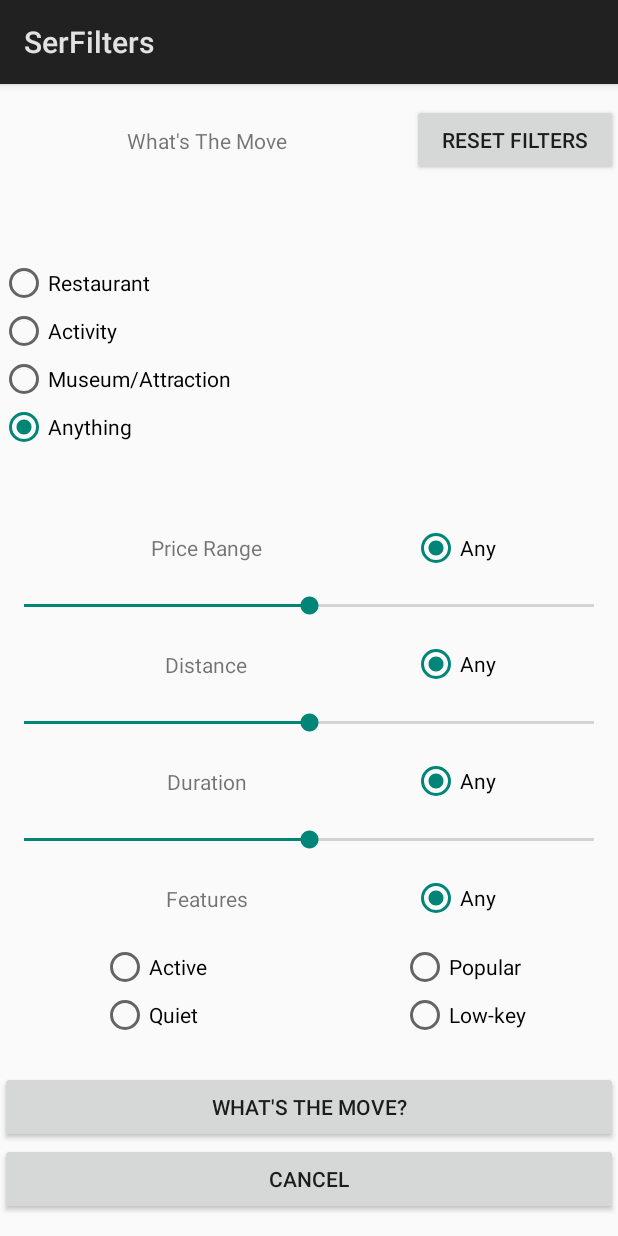
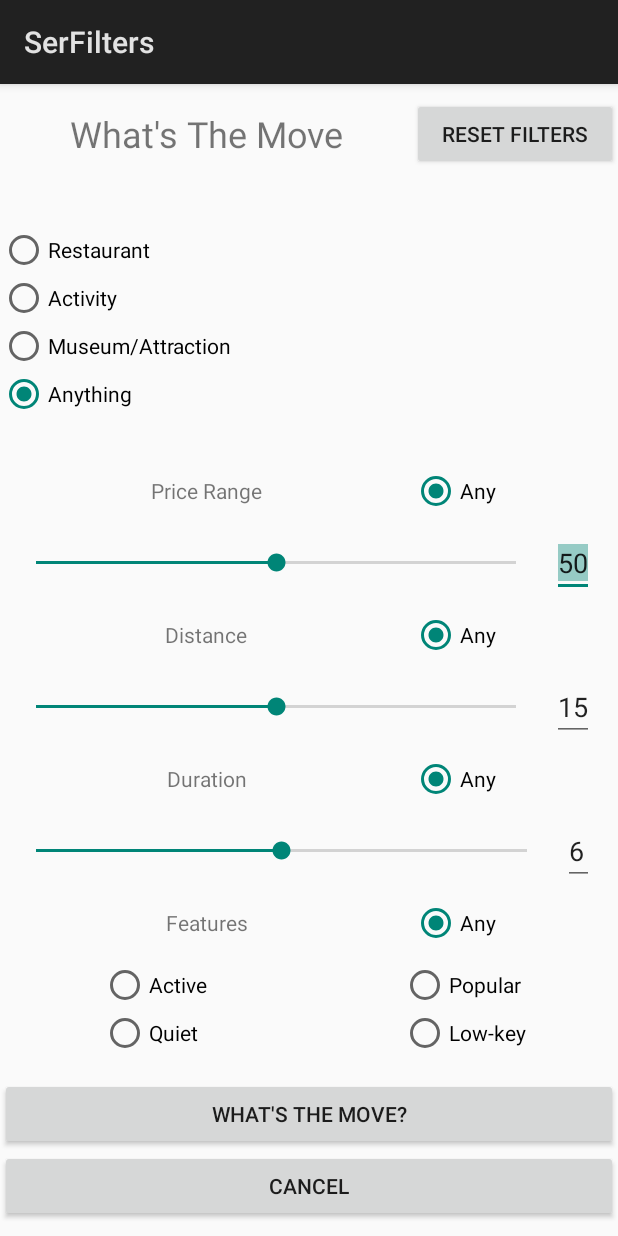
Before and after one commit to viyer5/WhatsTheMove, an Android app: the SetFiltersActivity screen opened directly, with no data from a screen before it, on a phone screen of 412 x 824 dp. Run offline under Robolectric (Android 15) with nearby library versions, the phone set to English and light mode, and no system bars.

Commit message:
Add text input to sliders

```diff
--- a/app/src/main/java/edu/illinois/cs465/waterwedoing/whatsthemove/SetFiltersActivity.java
+++ b/app/src/main/java/edu/illinois/cs465/waterwedoing/whatsthemove/SetFiltersActivity.java
@@ -3,9 +3,13 @@ package edu.illinois.cs465.waterwedoing.whatsthemove;
 import android.app.Activity;
 import android.content.Intent;
 import android.os.Bundle;
-import android.provider.MediaStore;
+import android.text.Editable;
+import android.text.TextWatcher;
+import android.util.Log;
+import android.view.MotionEvent;
 import android.view.View;
 import android.widget.Button;
+import android.widget.EditText;
 import android.widget.RadioButton;
 import android.widget.SeekBar;
 import android.widget.Toast;
@@ -20,6 +24,9 @@ public class SetFiltersActivity extends Activity implements View.OnClickListener
     private RadioButton pRangeAnyButton;
     private RadioButton distanceRangeAnyButton;
     private RadioButton durationRangeAnyButton;
+    private EditText priceText;
+    private EditText distanceText;
+    private EditText durationText;
 
     @Override
     protected void onCreate(Bundle savedInstanceState) {
@@ -34,73 +41,19 @@ public class SetFiltersActivity extends Activity implements View.OnClickListener
         resetFilter.setOnClickListener(this);
         pRangeAnyButton = (RadioButton) findViewById(R.id.RadioButtonPriceRange);
 
-
         priceRange = (SeekBar) findViewById(R.id.seekaBarPriceRange);
-        priceRange.setOnSeekBarChangeListener(new SeekBar.OnSeekBarChangeListener() {
-            int progressVal = 0;
-            @Override
-            public void onProgressChanged(SeekBar seekBar, int progress, boolean fromUser) {
-                progressVal = progress;
-                pRangeAnyButton.setChecked(false);
-                Toast.makeText(getApplicationContext(), "Set a value between 0 to 100$", Toast.LENGTH_SHORT).show();
-            }
-
-            @Override
-            public void onStartTrackingTouch(SeekBar seekBar) {
-
-            }
-
-            @Override
-            public void onStopTrackingTouch(SeekBar seekBar) {
-                String output = "Price Range is Set To: " + progressVal + " $";
-                Toast.makeText(getApplicationContext(), output, Toast.LENGTH_LONG).show();
-            }
-        });
+        priceText = (EditText) findViewById(R.id.priceEditText);
+        setSliderTextListeners(priceText, priceRange, pRangeAnyButton);
 
         distanceRangeAnyButton = (RadioButton) findViewById(R.id.RadioButtonDistanceRange);
         distance = (SeekBar) findViewById(R.id.seekaBarDistance);
-        distance.setOnSeekBarChangeListener(new SeekBar.OnSeekBarChangeListener() {
-            int progressVal = 0;
-            @Override
-            public void onProgressChanged(SeekBar seekBar, int progress, boolean fromUser) {
-                progressVal = progress;
-                distanceRangeAnyButton.setChecked(false);
-                Toast.makeText(getApplicationContext(), "Set a value between 0 mi to 30 mi", Toast.LENGTH_SHORT).show();
-            }
+        distanceText = (EditText) findViewById(R.id.distanceEditText);
+        setSliderTextListeners(distanceText, distance, distanceRangeAnyButton);
 
-            @Override
-            public void onStartTrackingTouch(SeekBar seekBar) {
-
-            }
-
-            @Override
-            public void onStopTrackingTouch(SeekBar seekBar) {
-                String output = "Distance Range is Set To: " + progressVal + " miles";
-                Toast.makeText(getApplicationContext(), output, Toast.LENGTH_LONG).show();
-            }
-        });
         durationRangeAnyButton = (RadioButton) findViewById(R.id.RadioButtonDurationRange);
         duration = (SeekBar)findViewById(R.id.seekaBarDuration);
-        duration.setOnSeekBarChangeListener(new SeekBar.OnSeekBarChangeListener() {
-            int progressVal = 0;
-            @Override
-            public void onProgressChanged(SeekBar seekBar, int progress, boolean fromUser) {
-                progressVal = progress;
-                durationRangeAnyButton.setChecked(false);
-                Toast.makeText(getApplicationContext(), "Set a value between 0 hour to 12 hours", Toast.LENGTH_SHORT).show();
-            }
-
-            @Override
-            public void onStartTrackingTouch(SeekBar seekBar) {
-
-            }
-
-            @Override
-            public void onStopTrackingTouch(SeekBar seekBar) {
-                String output = "Duration Range is Set To: " + progressVal + " hours";
-                Toast.makeText(getApplicationContext(), output, Toast.LENGTH_LONG).show();
-            }
-        });
+        durationText = (EditText) findViewById(R.id.durationEditText);
+        setSliderTextListeners(durationText, duration, durationRangeAnyButton);
 
     }
 
@@ -119,4 +72,58 @@ public class SetFiltersActivity extends Activity implements View.OnClickListener
             startActivity(intent);
         }
     }
+
+    private void setSliderTextListeners(final EditText editText, final SeekBar seekBar, final RadioButton anyButton) {
+        seekBar.setOnSeekBarChangeListener(new SeekBar.OnSeekBarChangeListener() {
+            int progressVal = 0;
+            @Override
+            public void onProgressChanged(SeekBar seekBar, int progress, boolean fromUser) {
+                progressVal = progress;
+                Log.d("EDIT_TEXT", Integer.toString(priceText.getId()));
+                Log.d("EDIT_TEXT", Integer.toString(distanceText.getId()));
+                Log.d("EDIT_TEXT", Integer.toString(durationText.getId()));
+                Log.d("EDIT_TEXT", Integer.toString(editText.getId()));
+                anyButton.setChecked(false);
+                // Toast.makeText(getApplicationContext(), "Set a value between 0 to 100$", Toast.LENGTH_SHORT).show();
+                editText.setText(Integer.toString(progress));
+            }
+
+            @Override
+            public void onStartTrackingTouch(SeekBar seekBar) {
+
+            }
+
+            @Override
+            public void onStopTrackingTouch(SeekBar seekBar) {
+//                String output = "Price Range is Set To: " + progressVal + " $";
+//                Toast.makeText(getApplicationContext(), output, Toast.LENGTH_LONG).show();
+            }
+        });
+        editText.addTextChangedListener(new TextWatcher() {
+            @Override
+            public void beforeTextChanged(CharSequence s, int start, int count, int after) {
+
+            }
+
+            @Override
+            public void onTextChanged(CharSequence s, int start, int before, int count) {
+
+            }
+
+            @Override
+            public void afterTextChanged(Editable s) {
+                try {
+                    int progress = Integer.parseInt(s.toString());
+                    if (0 <= progress && progress <= seekBar.getMax()) {
+                        seekBar.setProgress(progress);
+                        editText.setSelection(s.length());
+                    } else {
+                        editText.setText(Integer.toString(seekBar.getMax()));
+                    }
+                } catch (NumberFormatException e) {
+                    // Do nothing; the text is empty
+                }
+            }
+        });
+    }
 }
--- a/app/src/main/res/layout/activity_set_filters.xml
+++ b/app/src/main/res/layout/activity_set_filters.xml
@@ -18,6 +18,7 @@
             android:layout_height="wrap_content"
             android:layout_weight="1"
             android:text="What's The Move"
+            android:textSize="24dp"
             android:gravity="center"/>
 
         <Button
@@ -101,15 +102,27 @@
             android:layout_height="wrap_content"
             android:layout_weight="1"
             android:gravity="center"
-            android:orientation="vertical">
+            android:orientation="horizontal">
 
             <SeekBar
                 android:id="@+id/seekaBarPriceRange"
-                android:layout_width="match_parent"
+                android:layout_width="0dp"
                 android:layout_height="wrap_content"
                 android:max="100"
                 android:min="0"
-                android:progress="50" />
+                android:progress="50"
+                android:layout_weight="1"
+                android:layout_marginLeft="8dp"
+                android:layout_marginRight="8dp"/>
+
+            <EditText
+                android:id="@+id/priceEditText"
+                android:layout_width="wrap_content"
+                android:layout_height="wrap_content"
+                android:text="50"
+                android:layout_marginRight="16dp"
+                android:inputType="numberDecimal"
+                android:selectAllOnFocus="true"/>
 
         </LinearLayout>
 
@@ -151,17 +164,29 @@
         <LinearLayout xmlns:android="http://schemas.android.com/apk/res/android"
             android:layout_width="match_parent"
             android:layout_height="wrap_content"
-            android:orientation="vertical"
+            android:orientation="horizontal"
             android:layout_weight="1"
             android:gravity="center">
 
             <SeekBar
                 android:id="@+id/seekaBarDistance"
-                android:layout_width="match_parent"
+                android:layout_width="0dp"
                 android:layout_height="wrap_content"
+                android:layout_weight="1"
                 android:max="30"
                 android:min="0"
-                android:progress="15"/>
+                android:progress="15"
+                android:layout_marginLeft="8dp"
+                android:layout_marginRight="8dp"/>
+
+            <EditText
+                android:id="@+id/distanceEditText"
+                android:layout_width="wrap_content"
+                android:layout_height="wrap_content"
+                android:text="15"
+                android:layout_marginRight="16dp"
+                android:inputType="numberDecimal"
+                android:selectAllOnFocus="true"/>
 
         </LinearLayout>
 
@@ -203,17 +228,28 @@
         <LinearLayout xmlns:android="http://schemas.android.com/apk/res/android"
             android:layout_width="match_parent"
             android:layout_height="wrap_content"
-            android:orientation="vertical"
+            android:orientation="horizontal"
             android:layout_weight="1"
             android:gravity="center">
 
             <SeekBar
                 android:id="@+id/seekaBarDuration"
-                android:layout_width="match_parent"
+                android:layout_width="0dp"
                 android:layout_height="wrap_content"
+                android:layout_weight="1"
                 android:max="12"
                 android:min="0"
-                android:progress="6"/>
+                android:progress="6"
+                android:layout_marginHorizontal="8dp"/>
+
+            <EditText
+                android:id="@+id/durationEditText"
+                android:layout_width="wrap_content"
+                android:layout_height="wrap_content"
+                android:text="6"
+                android:layout_marginRight="16dp"
+                android:inputType="numberDecimal"
+                android:selectAllOnFocus="true"/>
 
         </LinearLayout>
 
```
